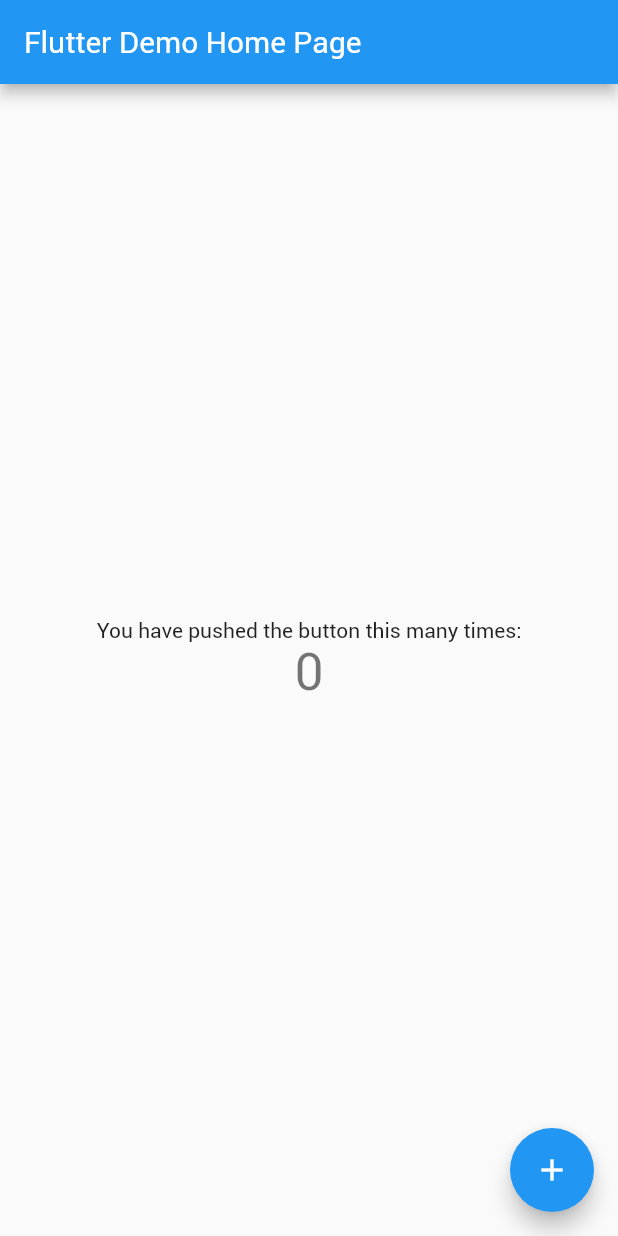
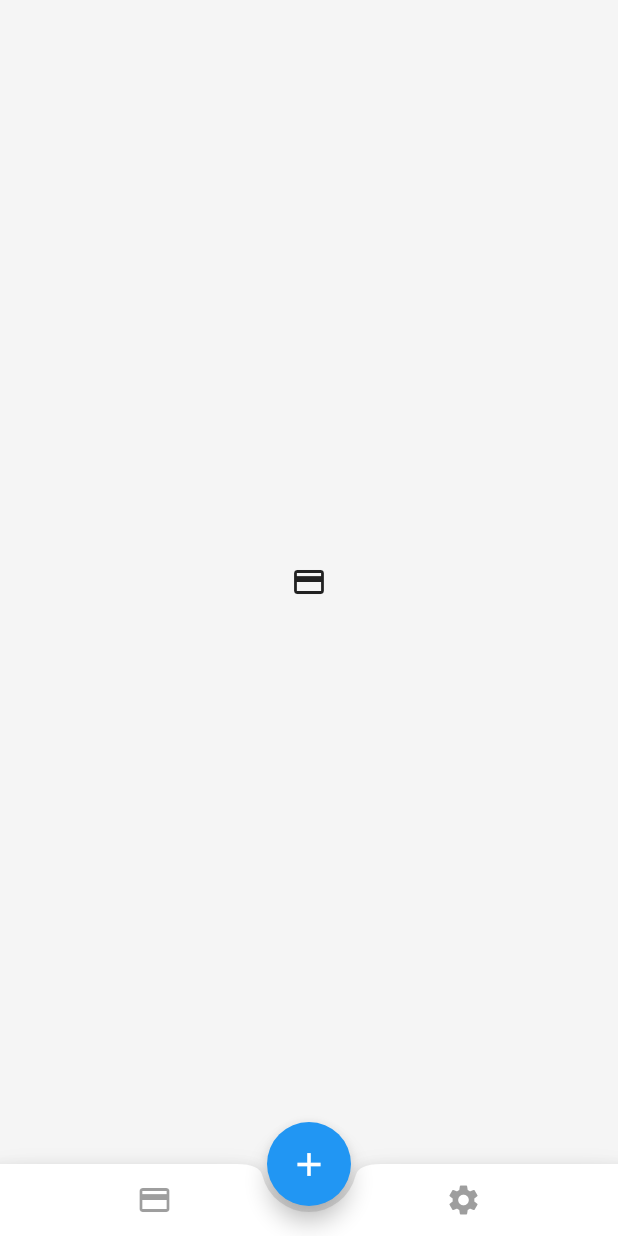
Before and after one commit to feMoraes0/wallet-app, a Flutter app: the screen it shows after launch, on a phone screen of 412 x 824 dp. Run offline on Flutter 3.47's test engine with Material 2 defaults, Android fonts, the phone set to English and light mode, and no system bars.

Commit message:
Added app file

```diff
--- /dev/null
+++ b/lib/app/app.dart
@@ -0,0 +1,80 @@
+import "package:flutter/material.dart";
+
+class App extends StatefulWidget {
+  App({Key key}) : super(key: key);
+
+  @override
+  _AppState createState() => _AppState();
+}
+
+class _AppState extends State<App> {
+  int page = 0;
+  PageController _pageController = PageController();
+
+  updatePage(page) {
+    this.setState(() {
+      this.page = page;
+    });
+    this._pageController.animateToPage(page, duration: Duration(milliseconds: 500), curve: Curves.decelerate);
+  }
+
+  @override
+  Widget build(BuildContext context) {
+    Size size = MediaQuery.of(context).size;
+
+    return Scaffold(
+      backgroundColor: Colors.grey[100],
+      body: PageView(
+        controller: _pageController,
+        children: <Widget>[
+          Container(
+            color: Colors.grey[100],
+            child: Icon(Icons.credit_card),
+          ),
+          Container(
+            color: Colors.grey[100],
+            child: Icon(Icons.settings),
+          ),
+        ],
+      ),
+
+      bottomNavigationBar: BottomAppBar(
+        shape: CircularNotchedRectangle(),
+        child: Row(
+          children: <Widget>[
+            InkWell(
+              highlightColor: Colors.redAccent,
+              onTap: () { this.updatePage(0); },
+              child: Container(
+                width: size.width / 2,
+                child: IconButton(
+                  icon: Icon(Icons.credit_card),
+                  onPressed: null,
+                ),
+              ),
+            ),
+            InkWell(
+              highlightColor: Colors.redAccent,
+              onTap: () { this.updatePage(1); },
+              child: Container(
+                width: size.width / 2,
+                child: IconButton(
+                  icon: Icon(Icons.settings, color: (this.page == 1 ? Colors.black : Colors.grey),),
+                  onPressed: null,
+                ),
+              ),
+            ),
+
+          ],
+        ),
+      ),
+      floatingActionButton: InkWell(
+        child: FloatingActionButton(
+          child: Icon(Icons.add, size: 26.0,),
+          onPressed: null,
+        ),
+      ),
+      floatingActionButtonLocation: FloatingActionButtonLocation.centerDocked,
+    );
+  }
+}
--- a/lib/main.dart
+++ b/lib/main.dart
@@ -1,111 +1,17 @@
 import 'package:flutter/material.dart';
+import 'package:my_wallet/app/app.dart';
 
 void main() => runApp(MyApp());
 
 class MyApp extends StatelessWidget {
-  // This widget is the root of your application.
   @override
   Widget build(BuildContext context) {
     return MaterialApp(
       title: 'Flutter Demo',
       theme: ThemeData(
-        // This is the theme of your application.
-        //
-        // Try running your application with "flutter run". You'll see the
-        // application has a blue toolbar. Then, without quitting the app, try
-        // changing the primarySwatch below to Colors.green and then invoke
-        // "hot reload" (press "r" in the console where you ran "flutter run",
-        // or simply save your changes to "hot reload" in a Flutter IDE).
-        // Notice that the counter didn't reset back to zero; the application
-        // is not restarted.
-        primarySwatch: Colors.blue,
+        fontFamily: "Roboto",
       ),
-      home: MyHomePage(title: 'Flutter Demo Home Page'),
+      home: App(),
     );
   }
 }
-
-class MyHomePage extends StatefulWidget {
-  MyHomePage({Key key, this.title}) : super(key: key);
-
-  // This widget is the home page of your application. It is stateful, meaning
-  // that it has a State object (defined below) that contains fields that affect
-  // how it looks.
-
-  // This class is the configuration for the state. It holds the values (in this
-  // case the title) provided by the parent (in this case the App widget) and
-  // used by the build method of the State. Fields in a Widget subclass are
-  // always marked "final".
-
-  final String title;
-
-  @override
-  _MyHomePageState createState() => _MyHomePageState();
-}
-
-class _MyHomePageState extends State<MyHomePage> {
-  int _counter = 0;
-
-  void _incrementCounter() {
-    setState(() {
-      // This call to setState tells the Flutter framework that something has
-      // changed in this State, which causes it to rerun the build method below
-      // so that the display can reflect the updated values. If we changed
-      // _counter without calling setState(), then the build method would not be
-      // called again, and so nothing would appear to happen.
-      _counter++;
-    });
-  }
-
-  @override
-  Widget build(BuildContext context) {
-    // This method is rerun every time setState is called, for instance as done
-    // by the _incrementCounter method above.
-    //
-    // The Flutter framework has been optimized to make rerunning build methods
-    // fast, so that you can just rebuild anything that needs updating rather
-    // than having to individually change instances of widgets.
-    return Scaffold(
-      appBar: AppBar(
-        // Here we take the value from the MyHomePage object that was created by
-        // the App.build method, and use it to set our appbar title.
-        title: Text(widget.title),
-      ),
-      body: Center(
-        // Center is a layout widget. It takes a single child and positions it
-        // in the middle of the parent.
-        child: Column(
-          // Column is also a layout widget. It takes a list of children and
-          // arranges them vertically. By default, it sizes itself to fit its
-          // children horizontally, and tries to be as tall as its parent.
-          //
-          // Invoke "debug painting" (press "p" in the console, choose the
-          // "Toggle Debug Paint" action from the Flutter Inspector in Android
-          // Studio, or the "Toggle Debug Paint" command in Visual Studio Code)
-          // to see the wireframe for each widget.
-          //
-          // Column has various properties to control how it sizes itself and
-          // how it positions its children. Here we use mainAxisAlignment to
-          // center the children vertically; the main axis here is the vertical
-          // axis because Columns are vertical (the cross axis would be
-          // horizontal).
-          mainAxisAlignment: MainAxisAlignment.center,
-          children: <Widget>[
-            Text(
-              'You have pushed the button this many times:',
-            ),
-            Text(
-              '$_counter',
-              style: Theme.of(context).textTheme.display1,
-            ),
-          ],
-        ),
-      ),
-      floatingActionButton: FloatingActionButton(
-        onPressed: _incrementCounter,
-        tooltip: 'Increment',
-        child: Icon(Icons.add),
-      ), // This trailing comma makes auto-formatting nicer for build methods.
-    );
-  }
-}
```
